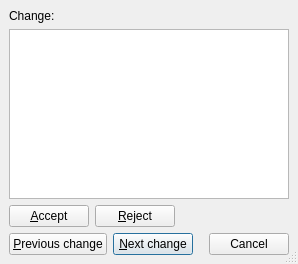
The window that src/frontends/qt4/ui/ChangesUi.ui (cburschka/lyx) describes before a commit, drawn with Qt 5.
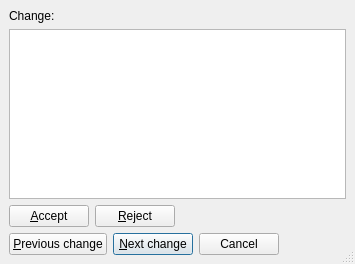
The same window after the commit.

Commit message:
Start using QDialogButtonGroup rather than manual OK etc. buttons
This assures the OK/Apply/Cancel/Restore buttons use the layout/style
of the OS (button order, icons).

The goal is to move all dialogs to this for 2.4.

See #11003

What changed in the file:
```diff
--- a/src/frontends/qt4/ui/ChangesUi.ui
+++ b/src/frontends/qt4/ui/ChangesUi.ui
@@ -3,12 +3,12 @@
  <comment></comment>
  <exportmacro></exportmacro>
  <class>ChangesUi</class>
- <widget class="QDialog" name="ChangesUi" >
-  <property name="geometry" >
+ <widget class="QDialog" name="ChangesUi">
+  <property name="geometry">
    <rect>
     <x>0</x>
     <y>0</y>
-    <width>298</width>
+    <width>355</width>
     <height>264</height>
    </rect>
   </property>
@@ -22,7 +22,16 @@
    <property name="margin" >
     <number>9</number>
    </property>
-   <property name="spacing" >
+   <property name="topMargin">
+    <number>9</number>
+   </property>
+   <property name="rightMargin">
+    <number>9</number>
+   </property>
+   <property name="bottomMargin">
+    <number>9</number>
+   </property>
+   <property name="spacing">
     <number>6</number>
    </property>
    <item row="0" column="0" >
@@ -35,14 +44,23 @@
    <item row="1" column="0" >
     <widget class="QTextBrowser" name="changeTB" />
    </item>
-   <item row="3" column="0" >
-    <layout class="QHBoxLayout" >
-     <property name="margin" >
-      <number>0</number>
-     </property>
-     <property name="spacing" >
+   <item row="3" column="0">
+    <layout class="QHBoxLayout">
+     <property name="spacing">
       <number>6</number>
      </property>
+     <property name="leftMargin">
+      <number>0</number>
+     </property>
+     <property name="topMargin">
+      <number>0</number>
+     </property>
+     <property name="rightMargin">
+      <number>0</number>
+     </property>
+     <property name="bottomMargin">
+      <number>0</number>
+     </property>
      <item>
       <widget class="QPushButton" name="previousPB" >
        <property name="toolTip" >
@@ -69,6 +87,13 @@
        </property>
       </widget>
      </item>
+     <item>
+      <widget class="QDialogButtonBox" name="buttonBox">
+       <property name="standardButtons">
+        <set>QDialogButtonBox::Cancel</set>
+       </property>
+      </widget>
+     </item>
      <item>
       <spacer>
        <property name="orientation" >
@@ -85,23 +110,25 @@
        </property>
       </spacer>
      </item>
-     <item>
-      <widget class="QPushButton" name="closePB" >
-       <property name="text" >
-        <string>Cancel</string>
-       </property>
-      </widget>
-     </item>
     </layout>
    </item>
-   <item row="2" column="0" >
-    <layout class="QHBoxLayout" >
-     <property name="margin" >
-      <number>0</number>
-     </property>
-     <property name="spacing" >
+   <item row="2" column="0">
+    <layout class="QHBoxLayout">
+     <property name="spacing">
       <number>6</number>
      </property>
+     <property name="leftMargin">
+      <number>0</number>
+     </property>
+     <property name="topMargin">
+      <number>0</number>
+     </property>
+     <property name="rightMargin">
+      <number>0</number>
+     </property>
+     <property name="bottomMargin">
+      <number>0</number>
+     </property>
      <item>
       <widget class="QPushButton" name="acceptPB" >
        <property name="toolTip" >
```
Left out of the diff: 76 changed lines with no effect on the pictures. The commit also changes 20 other files.
